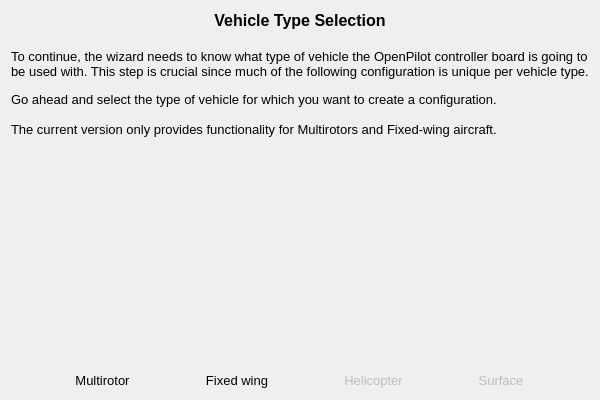
Old version of the form ground/openpilotgcs/src/plugins/setupwizard/pages/vehiclepage.ui in the repository openpilot/OpenPilot.
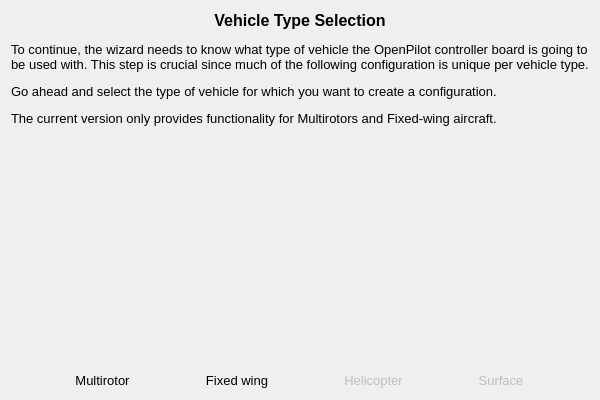
New version of the form. Icons and pictures are not drawn.

Commit message: OP-1556 Bigger window size, Font sizes on all pages

```diff
--- a/ground/openpilotgcs/src/plugins/setupwizard/pages/vehiclepage.ui
+++ b/ground/openpilotgcs/src/plugins/setupwizard/pages/vehiclepage.ui
@@ -17,17 +17,7 @@
    <item>
     <widget class="QLabel" name="label_2">
      <property name="text">
-      <string>&lt;!DOCTYPE HTML PUBLIC &quot;-//W3C//DTD HTML 4.0//EN&quot; &quot;http://www.w3.org/TR/REC-html40/strict.dtd&quot;&gt;
-&lt;html&gt;&lt;head&gt;&lt;meta name=&quot;qrichtext&quot; content=&quot;1&quot; /&gt;&lt;style type=&quot;text/css&quot;&gt;
-p, li { white-space: pre-wrap; }
-&lt;/style&gt;&lt;/head&gt;&lt;body style=&quot; font-family:'MS Shell Dlg 2'; font-size:8pt; font-weight:400; font-style:normal;&quot;&gt;
-&lt;p align=&quot;center&quot; style=&quot; margin-top:0px; margin-bottom:0px; margin-left:0px; margin-right:0px; -qt-block-indent:0; text-indent:0px;&quot;&gt;&lt;span style=&quot; font-size:12pt; font-weight:600;&quot;&gt;Vehicle Type Selection&lt;/span&gt;&lt;/p&gt;
-&lt;p style=&quot;-qt-paragraph-type:empty; margin-top:0px; margin-bottom:0px; margin-left:0px; margin-right:0px; -qt-block-indent:0; text-indent:0px; font-size:12pt; font-weight:600;&quot;&gt;&lt;br /&gt;&lt;/p&gt;
-&lt;p style=&quot; margin-top:0px; margin-bottom:0px; margin-left:0px; margin-right:0px; -qt-block-indent:0; text-indent:0px;&quot;&gt;&lt;span style=&quot; font-size:10pt;&quot;&gt;To continue, the wizard needs to know what type of vehicle the OpenPilot controller board is going to be used with. This step is crucial since much of the following configuration is unique per vehicle type.&lt;/span&gt;&lt;/p&gt;
-&lt;p style=&quot;-qt-paragraph-type:empty; margin-top:0px; margin-bottom:0px; margin-left:0px; margin-right:0px; -qt-block-indent:0; text-indent:0px;&quot;&gt;&lt;br /&gt;&lt;/p&gt;
-&lt;p style=&quot; margin-top:0px; margin-bottom:0px; margin-left:0px; margin-right:0px; -qt-block-indent:0; text-indent:0px;&quot;&gt;&lt;span style=&quot; font-size:10pt;&quot;&gt;Go ahead and select the type of vehicle for which you want to create a configuration.&lt;/span&gt;&lt;/p&gt;
-&lt;p style=&quot;-qt-paragraph-type:empty; margin-top:0px; margin-bottom:0px; margin-left:0px; margin-right:0px; -qt-block-indent:0; text-indent:0px; font-size:10pt;&quot;&gt;&lt;br /&gt;&lt;/p&gt;
-&lt;p style=&quot; margin-top:0px; margin-bottom:0px; margin-left:0px; margin-right:0px; -qt-block-indent:0; text-indent:0px;&quot;&gt;&lt;span style=&quot; font-size:10pt;&quot;&gt;The current version only provides functionality for Multirotors and Fixed-wing aircraft.&lt;/span&gt;&lt;/p&gt;&lt;/body&gt;&lt;/html&gt;</string>
+      <string>&lt;html&gt;&lt;head/&gt;&lt;body&gt;&lt;p align=&quot;center&quot;&gt;&lt;span style=&quot; font-family:'MS Shell Dlg 2'; font-size:12pt; font-weight:600;&quot;&gt;Vehicle Type Selection&lt;/span&gt;&lt;/p&gt;&lt;p&gt;&lt;span style=&quot; font-family:'MS Shell Dlg 2'; font-size:10pt;&quot;&gt;To continue, the wizard needs to know what type of vehicle the OpenPilot controller board is going to be used with. This step is crucial since much of the following configuration is unique per vehicle type.&lt;/span&gt;&lt;/p&gt;&lt;p&gt;&lt;span style=&quot; font-family:'MS Shell Dlg 2'; font-size:10pt;&quot;&gt;Go ahead and select the type of vehicle for which you want to create a configuration.&lt;/span&gt;&lt;/p&gt;&lt;p&gt;&lt;span style=&quot; font-family:'MS Shell Dlg 2'; font-size:10pt;&quot;&gt;The current version only provides functionality for Multirotors and Fixed-wing aircraft.&lt;/span&gt;&lt;/p&gt;&lt;/body&gt;&lt;/html&gt;</string>
      </property>
      <property name="alignment">
       <set>Qt::AlignLeading|Qt::AlignLeft|Qt::AlignTop</set>
```
The commit also changes 19 other files.
